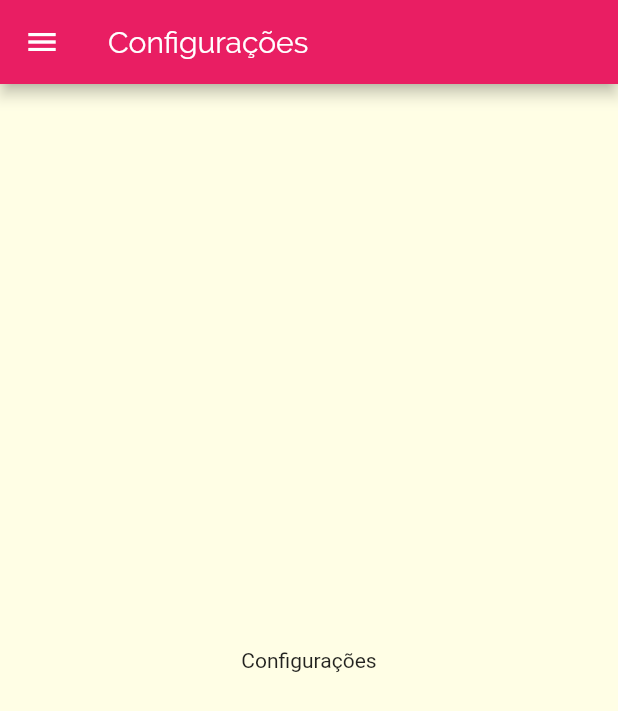
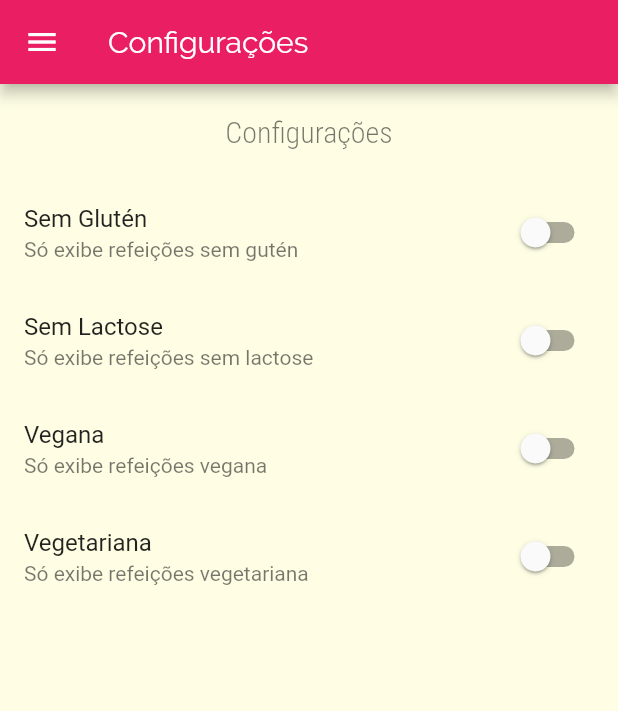
Before and after one commit to tiagoeborsanyi/meals, a Flutter app: the SettingsScreen screen opened by its route, on a phone screen of 412 x 824 dp. Shown: the top 711 px of the screen. Run offline on Flutter 3.47's test engine with Material 2 defaults, Android fonts, the phone set to English and light mode, and no system bars; network calls fail.

Commit message:
created style for settingsScreen component

```diff
--- a/lib/components/meal_item.dart
+++ b/lib/components/meal_item.dart
@@ -9,7 +9,14 @@ class MealItem extends StatelessWidget {
   const MealItem(this.meal);
 
   void _selectMeal(context) {
-    Navigator.of(context).pushNamed(AppRoutes.MEAL_DETAIL, arguments: meal);
+    Navigator.of(context)
+        .pushNamed(
+          AppRoutes.MEAL_DETAIL,
+          arguments: meal,
+        )
+        .then((result) => {
+              if (result == null) {print('sem resultado')} else {print(result)}
+            });
   }
 
   @override
--- /dev/null
+++ b/lib/models/settings.dart
@@ -0,0 +1,13 @@
+class Settings {
+  bool isGlutenFree;
+  bool isLactoseFree;
+  bool isVegan;
+  bool isVegetarian;
+
+  Settings({
+    this.isGlutenFree = false,
+    this.isLactoseFree = false,
+    this.isVegan = false,
+    this.isVegetarian = false,
+  });
+}
--- a/lib/screens/meal_detail_screen.dart
+++ b/lib/screens/meal_detail_screen.dart
@@ -86,6 +86,12 @@ class MealDetailScreen extends StatelessWidget {
           ],
         ),
       ),
+      floatingActionButton: FloatingActionButton(
+        child: Icon(Icons.star),
+        onPressed: () {
+          Navigator.of(context).pop(meal.title);
+        },
+      ),
     );
   }
 }
--- a/lib/screens/settings_screen.dart
+++ b/lib/screens/settings_screen.dart
@@ -1,8 +1,28 @@
 import 'package:flutter/material.dart';
 import '../components/main_drawer.dart';
+import '../models/settings.dart';
 
-class SettingsScreen extends StatelessWidget {
-  const SettingsScreen({Key? key}) : super(key: key);
+class SettingsScreen extends StatefulWidget {
+  @override
+  _SettingsScreenState createState() => _SettingsScreenState();
+}
+
+class _SettingsScreenState extends State<SettingsScreen> {
+  var settings = Settings();
+
+  Widget _createSwitch(
+    String title,
+    String subTitle,
+    bool value,
+    Function changed,
+  ) {
+    return SwitchListTile.adaptive(
+      title: Text(title),
+      subtitle: Text(subTitle),
+      value: value,
+      onChanged: (val) => changed(val),
+    );
+  }
 
   @override
   Widget build(BuildContext context) {
@@ -11,8 +31,48 @@ class SettingsScreen extends StatelessWidget {
         title: Text('Configurações'),
       ),
       drawer: MainDrawer(),
-      body: Center(
-        child: Text('Configurações'),
+      body: Column(
+        children: [
+          Container(
+            padding: EdgeInsets.all(20),
+            child: Text(
+              'Configurações',
+              style: Theme.of(context).textTheme.headline1,
+            ),
+          ),
+          Expanded(
+            // Quando se sabe exatamente a quantidade de elementos para colocar dentro do listView
+            // então não precisa de um buider(), poder usar somente o ListView()
+            child: ListView(
+              children: [
+                _createSwitch(
+                  'Sem Glutén',
+                  'Só exibe refeições sem gutén',
+                  settings.isGlutenFree,
+                  (value) => setState(() => settings.isGlutenFree = value),
+                ),
+                _createSwitch(
+                  'Sem Lactose',
+                  'Só exibe refeições sem lactose',
+                  settings.isLactoseFree,
+                  (value) => setState(() => settings.isLactoseFree = value),
+                ),
+                _createSwitch(
+                  'Vegana',
+                  'Só exibe refeições vegana',
+                  settings.isVegan,
+                  (value) => setState(() => settings.isVegan = value),
+                ),
+                _createSwitch(
+                  'Vegetariana',
+                  'Só exibe refeições vegetariana',
+                  settings.isVegetarian,
+                  (value) => setState(() => settings.isVegetarian = value),
+                ),
+              ],
+            ),
+          )
+        ],
       ),
     );
   }
```
